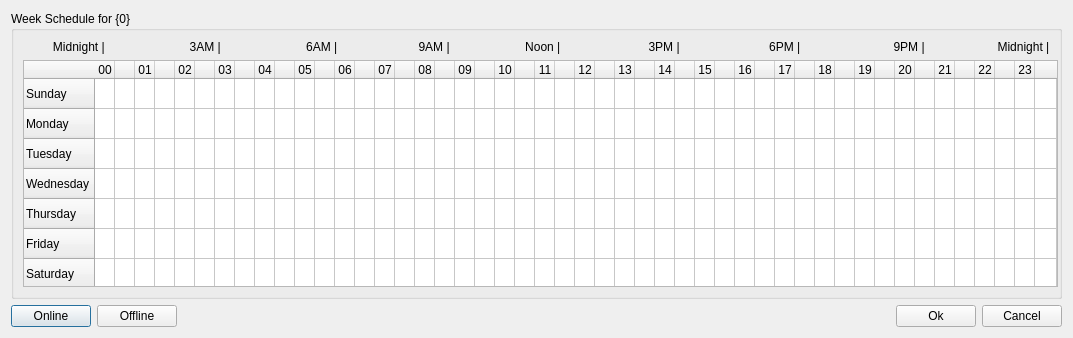
The window that Documentation/QT_Designer/UI_NodeScheduler.ui (david2777/DPS_Hydra) describes before a commit, drawn with Qt 5.
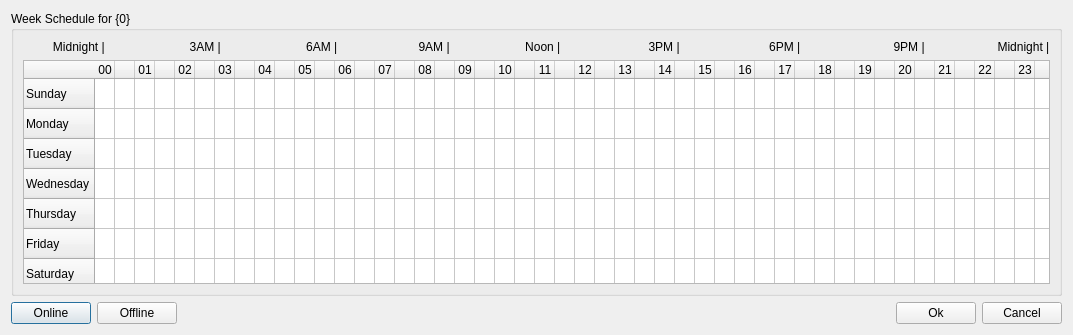
The same window after the commit.

The edit to the form file:
```diff
--- a/Documentation/QT_Designer/UI_NodeScheduler.ui
+++ b/Documentation/QT_Designer/UI_NodeScheduler.ui
@@ -7,11 +7,11 @@
     <x>0</x>
     <y>0</y>
     <width>1073</width>
-    <height>338</height>
+    <height>335</height>
    </rect>
   </property>
   <property name="sizePolicy">
-   <sizepolicy hsizetype="Minimum" vsizetype="Minimum">
+   <sizepolicy hsizetype="Maximum" vsizetype="Maximum">
     <horstretch>0</horstretch>
     <verstretch>0</verstretch>
    </sizepolicy>
@@ -19,13 +19,13 @@
   <property name="minimumSize">
    <size>
     <width>1073</width>
-    <height>338</height>
+    <height>335</height>
    </size>
   </property>
   <property name="maximumSize">
    <size>
     <width>1073</width>
-    <height>338</height>
+    <height>335</height>
    </size>
   </property>
   <property name="windowTitle">
@@ -118,8 +118,14 @@
        <widget class="QTableWidget" name="scheduleTable">
         <property name="minimumSize">
          <size>
-          <width>1035</width>
-          <height>212</height>
+          <width>0</width>
+          <height>0</height>
+         </size>
+        </property>
+        <property name="maximumSize">
+         <size>
+          <width>1034</width>
+          <height>226</height>
          </size>
         </property>
         <property name="verticalScrollBarPolicy">
@@ -146,17 +152,14 @@
         <property name="wordWrap">
          <bool>false</bool>
         </property>
-        <property name="cornerButtonEnabled">
-         <bool>false</bool>
-        </property>
         <attribute name="horizontalHeaderDefaultSectionSize">
          <number>20</number>
         </attribute>
-        <attribute name="horizontalHeaderStretchLastSection">
-         <bool>true</bool>
+        <attribute name="horizontalHeaderHighlightSections">
+         <bool>false</bool>
         </attribute>
-        <attribute name="verticalHeaderStretchLastSection">
-         <bool>true</bool>
+        <attribute name="verticalHeaderHighlightSections">
+         <bool>false</bool>
         </attribute>
         <row>
          <property name="text">
```
